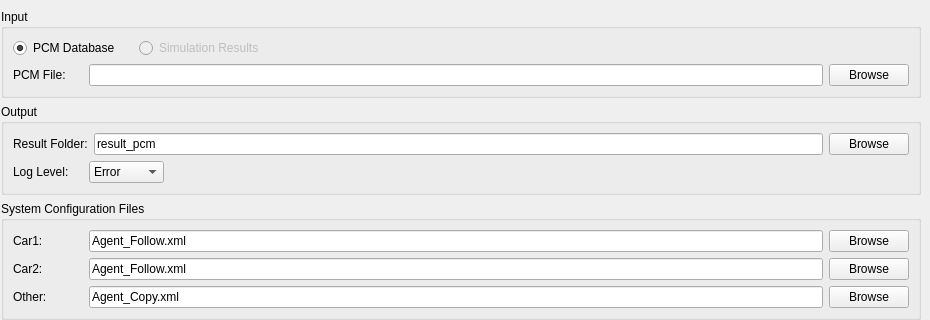
First picture: the form in gui/plugins/pcmSimulation/Views/ViewPcm.ui, repository ChristianSiebke/DReaM-Driver-Reaction-Model, before the edit; both pictures show x 270 to 1200 and y 0 to 320 of the 1200 by 623 pixel window.
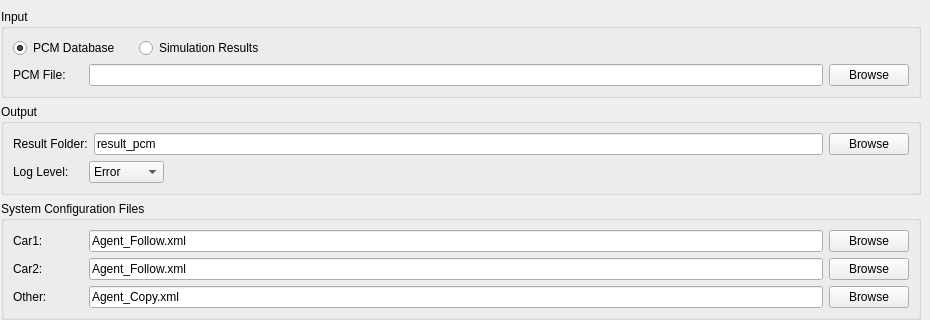
Second picture: the form after the edit.

```diff
--- a/gui/plugins/pcmSimulation/Views/ViewPcm.ui
+++ b/gui/plugins/pcmSimulation/Views/ViewPcm.ui
@@ -97,7 +97,7 @@
           <item>
            <widget class="QRadioButton" name="radioButtonSimResult">
             <property name="enabled">
-             <bool>false</bool>
+             <bool>true</bool>
             </property>
             <property name="sizePolicy">
              <sizepolicy hsizetype="Expanding" vsizetype="Fixed">
```
